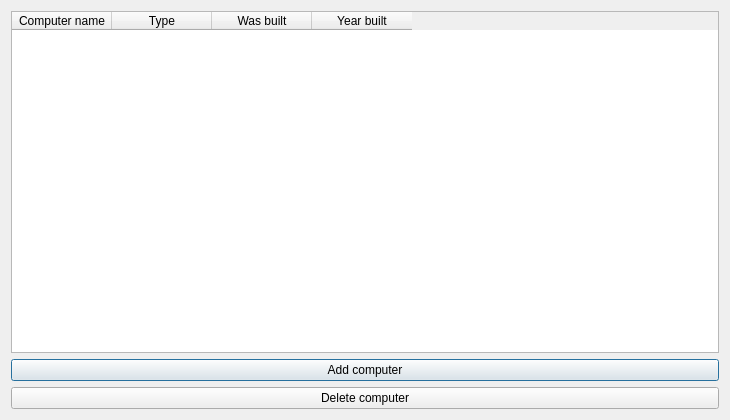
First picture: the form in computerwindow.ui, repository stefanv15/verklegtNamskeid_skil3, before the edit.
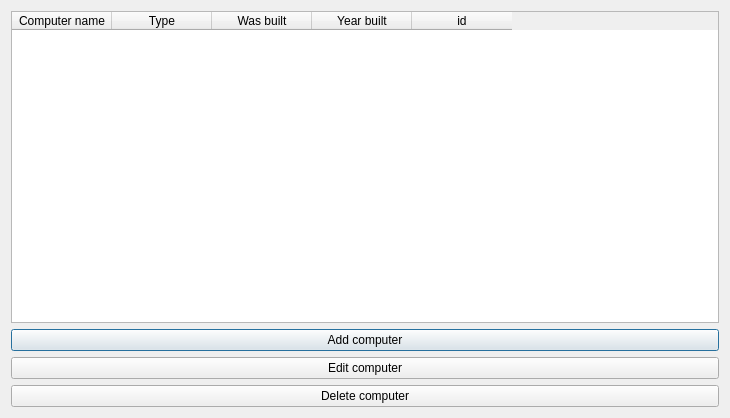
Second picture: the form after the edit.

```diff
--- a/computerwindow.ui
+++ b/computerwindow.ui
@@ -7,13 +7,20 @@
     <x>0</x>
     <y>0</y>
     <width>730</width>
-    <height>420</height>
+    <height>418</height>
    </rect>
   </property>
   <property name="windowTitle">
    <string>Computer list</string>
   </property>
   <layout class="QGridLayout" name="gridLayout">
+   <item row="1" column="0">
+    <widget class="QPushButton" name="btnAdd">
+     <property name="text">
+      <string>Add computer</string>
+     </property>
+    </widget>
+   </item>
    <item row="0" column="0">
     <widget class="QTableWidget" name="tableWidget">
      <column>
@@ -36,22 +43,27 @@
        <string>Year built</string>
       </property>
      </column>
+     <column>
+      <property name="text">
+       <string>id</string>
+      </property>
+     </column>
     </widget>
    </item>
-   <item row="1" column="0">
-    <widget class="QPushButton" name="btnAdd">
-     <property name="text">
-      <string>Add computer</string>
-     </property>
-    </widget>
-   </item>
-   <item row="2" column="0">
+   <item row="3" column="0">
     <widget class="QPushButton" name="btnDel">
      <property name="text">
       <string>Delete computer</string>
      </property>
     </widget>
    </item>
+   <item row="2" column="0">
+    <widget class="QPushButton" name="buttonEditComputer">
+     <property name="text">
+      <string>Edit computer</string>
+     </property>
+    </widget>
+   </item>
   </layout>
  </widget>
  <resources/>
```
